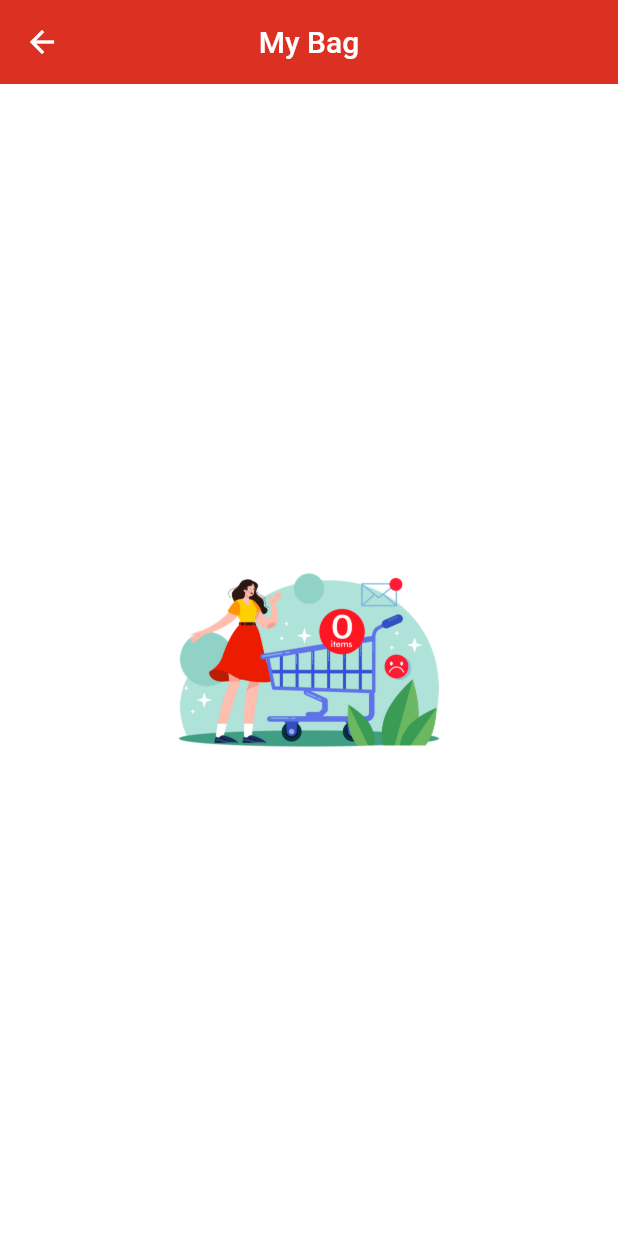
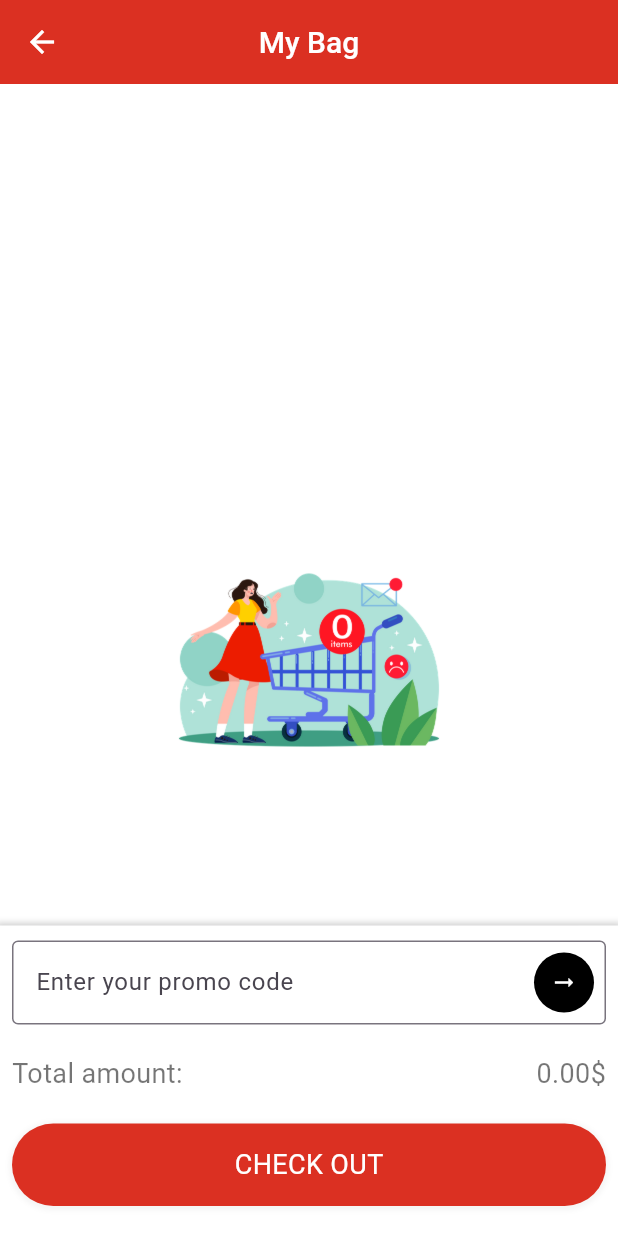
Before and after one commit to armaan277/PRODUCT-APP, a Flutter app: the BottomNavigation screen opened by its route, after a tap on an icon or button, on a phone screen of 412 x 824 dp. Run offline on Flutter 3.47's test engine with Material 3 defaults, Android fonts, the phone set to English and light mode, and no system bars; our stand-ins replace dots_indicator, flutter_slidable, geocoding, geolocator, google_fonts, shared_preferences; accounts and stored records are empty; network calls fail.

Commit message:
Completed Cart Feature Implementation With Express and Postgres SQL Get, Post, and Delete

```diff
--- a/lib/product_provider/product_provider.dart
+++ b/lib/product_provider/product_provider.dart
@@ -38,7 +38,7 @@ class ProductProvider extends ChangeNotifier {
   TextEditingController zipcodeController = TextEditingController();
   TextEditingController countryController = TextEditingController();
 
-  late final deleteCartProductId;
+  List<dynamic> cartResponse = [];
 
   Future<void> getProducts() async {
     // Response response = await get(Uri.parse('https://dummyjson.com/products?limit=194'));
@@ -54,7 +54,7 @@ class ProductProvider extends ChangeNotifier {
       products.add(Product.fromMap(mapResponse[i]));
     }
     isProductLoading = false;
-    getSFProducts();
+    // getSFProducts();
     notifyListeners();
   }
 
@@ -74,17 +74,17 @@ class ProductProvider extends ChangeNotifier {
     notifyListeners();
   }
 
-  void bagProductscountsInc() {
-    bagProductsCount++;
-    setSFProducts();
-    notifyListeners();
-  }
+  // void bagProductscountsInc() {
+  //   bagProductsCount++;
+  //   setSFProducts();
+  //   notifyListeners();
+  // }
 
-  void bagProductscountsDec() {
-    bagProductsCount--;
-    setSFProducts();
-    notifyListeners();
-  }
+  // void bagProductscountsDec() {
+  //   bagProductsCount--;
+  //   setSFProducts();
+  //   notifyListeners();
+  // }
 
   void removeProductFromBag(int index) {
     bagProducts.removeAt(index);
@@ -118,7 +118,7 @@ class ProductProvider extends ChangeNotifier {
     // debugPrint('jsonFavoriteProduct : $jsonFavoriteProduct');
     // prefs.setStringList('favorite', jsonFavoriteProduct);
     // prefs.setStringList('bag', jsonBagProducts);
-    prefs.setInt('bagProCount', bagProductsCount);
+    // prefs.setInt('bagProCount', bagProductsCount);
     prefs.setDouble('total', totalPrice);
 
     prefs.setString('name', nameController.text);
@@ -139,7 +139,7 @@ class ProductProvider extends ChangeNotifier {
     //         [];
     // bagProducts =
     //     jsonBagProducts?.map((json) => Product.fromJson(json)).toList() ?? [];
-    bagProductsCount = prefs.getInt('bagProCount') ?? 0;
+    // bagProductsCount = prefs.getInt('bagProCount') ?? 0;
     totalPrice = prefs.getDouble('total') ?? 0.0;
 
     nameController.text = prefs.getString('name') ?? '';
@@ -258,12 +258,13 @@ class ProductProvider extends ChangeNotifier {
       favoriteProducts = favouriteResponse
           .map((favoritePro) => Product.fromMap(favoritePro))
           .toList();
+      isProductLoading = false;
+      notifyListeners();
 
       debugPrint('favoriteProducts: $favoriteProducts');
     } else {
       debugPrint('Failed to load data');
     }
-    notifyListeners();
   }
 
   Future<void> postFavoriteData(Product favoriteProduct) async {
@@ -324,7 +325,7 @@ class ProductProvider extends ChangeNotifier {
   }
 
   // CART
-  void postCartsDataPG(Product bagProducts) {
+  void postCartData(Product bagProducts) {
     final url = Uri.parse('http://192.168.0.111:3000/cartproducts');
 
     final newTodo = {
@@ -345,27 +346,52 @@ class ProductProvider extends ChangeNotifier {
     notifyListeners();
   }
 
-  void getCartsDataPG(String userId) async {
-    // Only fetch data if the bagProducts is empty (to avoid overwriting data unnecessarily)
+  void getCartsData(String userId) async {
     final url = Uri.parse('http://192.168.0.111:3000/cartproducts/$userId');
     final response = await http.get(url);
     debugPrint('cartResponse: ${response.body}');
 
     if (response.statusCode == 200) {
-      final List<dynamic> cartResponse = jsonDecode(response.body);
-      debugPrint('cartResponse : ${cartResponse[0]['cart_product_id']}');
+      cartResponse = jsonDecode(response.body);
+      debugPrint('cartResponse : $cartResponse');
 
       // Map the response to a List<Product>
       bagProducts =
           cartResponse.map((cartPro) => Product.fromMap(cartPro)).toList();
+      isProductLoading = false;
+      notifyListeners();
+
+      // Debugging purpose: Print all cart product IDs
+      for (var product in cartResponse) {
+        debugPrint('Cart Product ID: ${product['cart_product_id']}');
+      }
     } else {
       debugPrint('Failed to load data');
     }
-    notifyListeners();
   }
 
-  void deleteCartDataPG(int id) async {
-    final url = Uri.parse('http://192.168.0.111:3000/cartproducts/$id');
-    http.delete(url);
+  void deleteCartData(int id) async {
+    final url =
+        Uri.parse('http://192.168.0.111:3000/cartproducts/$id');
+
+    try {
+      final response = await http.delete(url);
+      debugPrint('deleteCartResponse: ${response.body}');
+
+      if (response.statusCode == 200) {
+        // Remove the item from cartResponse after successful deletion
+        cartResponse.removeWhere(
+            (product) => product['cart_product_id'] == id);
+        debugPrint('cartResponse after deletion: $cartResponse');
+
+        // Optionally, remove from bagProducts (UI list)
+        bagProducts.removeWhere((product) => product.id == id);
+
+        // Notify listeners to update the UI
+        notifyListeners();
+      }
+    } catch (e) {
+      debugPrint('Error deleting cart item: $e');
+    }
   }
 }
--- a/lib/screens/product_cart_screen.dart
+++ b/lib/screens/product_cart_screen.dart
@@ -21,7 +21,7 @@ class _ProductCartScreenState extends State<ProductCartScreen> {
   @override
   void initState() {
     // context.read<ProductProvider>().setSFProducts();
-    context.read<ProductProvider>().getCartsDataPG(userUniqueId);
+    context.read<ProductProvider>().getCartsData(userUniqueId);
     super.initState();
   }
 
@@ -97,15 +97,25 @@ class _ProductCartScreenState extends State<ProductCartScreen> {
                     children: [
                       SlidableAction(
                         onPressed: (context) {
-                          providerRead.deleteCartDataPG(product.id);
-                          debugPrint('product.id : ${product.id}');
+                          // Assuming providerWatch.cartResponse is a list, not a single item
+                          final cartProductId = providerRead.cartResponse[index]
+                              ['cart_product_id'];
+
+                          debugPrint('cartProductId : $cartProductId');
+
+                          // Deleting the product from the cart data
+                          providerRead.deleteCartData(cartProductId);
+
+                          // Optionally, update the UI or list further:
                           providerRead.removeProductFromBag(index);
-                          providerRead.bagProductscountsDec();
+
+                          // Work Later On
+                          // providerRead.bagProductscountsDec();
                         },
                         foregroundColor: AppColor.appColor,
                         icon: Icons.delete,
                         label: 'Delete',
-                      ),
+                      )
                     ],
                   ),
                   child: Padding(
@@ -312,102 +322,101 @@ class _ProductCartScreenState extends State<ProductCartScreen> {
                 );
               },
             ),
-
-      // bottomSheet: Container(
-      //   decoration: BoxDecoration(
-      //     color: Colors.white,
-      //     boxShadow: [
-      //       BoxShadow(
-      //         color: Colors.grey.withOpacity(0.5),
-      //         spreadRadius: 3,
-      //         blurRadius: 3,
-      //         offset: const Offset(0, 1),
-      //       ),
-      //     ],
-      //   ),
-      //   child: Padding(
-      //     padding: const EdgeInsets.symmetric(horizontal: 8.0),
-      //     child: Column(
-      //       mainAxisSize: MainAxisSize.min,
-      //       children: [
-      //         SizedBox(height: 10),
-      //         TextField(
-      //           decoration: InputDecoration(
-      //             hintText: 'Enter your promo code',
-      //             suffixIcon: IconButton(
-      //               onPressed: () {},
-      //               icon: CircleAvatar(
-      //                 backgroundColor: Colors.black,
-      //                 child: Icon(
-      //                   Icons.arrow_right_alt_outlined,
-      //                   color: Colors.white,
-      //                 ),
-      //               ),
-      //             ),
-      //             isDense: true,
-      //             border: OutlineInputBorder(),
-      //           ),
-      //         ),
-      //         Row(
-      //           mainAxisAlignment: MainAxisAlignment.spaceBetween,
-      //           children: [
-      //             Text(
-      //               'Total amount:',
-      //               style: TextStyle(
-      //                 fontSize: 18,
-      //                 color: Colors.black54,
-      //               ),
-      //             ),
-      //             Padding(
-      //               padding: const EdgeInsets.symmetric(vertical: 20.0),
-      //               child: Text(
-      //                 '${providerWatch.totalPrice.toStringAsFixed(2)}\$',
-      //                 style: TextStyle(
-      //                   fontSize: 18,
-      //                   color: Colors.black54,
-      //                 ),
-      //               ),
-      //             ),
-      //           ],
-      //         ),
-      //         GestureDetector(
-      //           onTap: () {
-      //             Navigator.of(context)
-      //                 .push(MaterialPageRoute(builder: (context) {
-      //               return AddressScreen();
-      //             }));
-      //           },
-      //           child: Container(
-      //             margin: EdgeInsetsDirectional.only(bottom: 20.0),
-      //             height: 55,
-      //             width: double.infinity,
-      //             decoration: BoxDecoration(
-      //               boxShadow: [
-      //                 BoxShadow(
-      //                   color: Colors.grey.withOpacity(0.1),
-      //                   spreadRadius: 2,
-      //                   blurRadius: 2,
-      //                   offset: const Offset(0, 1),
-      //                 ),
-      //               ],
-      //               color: AppColor.appColor,
-      //               borderRadius: BorderRadius.circular(50.0),
-      //             ),
-      //             child: Center(
-      //               child: Text(
-      //                 'CHECK OUT',
-      //                 style: TextStyle(
-      //                   fontSize: 18,
-      //                   color: Colors.white,
-      //                 ),
-      //               ),
-      //             ),
-      //           ),
-      //         ),
-      //       ],
-      //     ),
-      //   ),
-      // ),
+      bottomSheet: Container(
+        decoration: BoxDecoration(
+          color: Colors.white,
+          boxShadow: [
+            BoxShadow(
+              color: Colors.grey.withOpacity(0.5),
+              spreadRadius: 3,
+              blurRadius: 3,
+              offset: const Offset(0, 1),
+            ),
+          ],
+        ),
+        child: Padding(
+          padding: const EdgeInsets.symmetric(horizontal: 8.0),
+          child: Column(
+            mainAxisSize: MainAxisSize.min,
+            children: [
+              SizedBox(height: 10),
+              TextField(
+                decoration: InputDecoration(
+                  hintText: 'Enter your promo code',
+                  suffixIcon: IconButton(
+                    onPressed: () {},
+                    icon: CircleAvatar(
+                      backgroundColor: Colors.black,
+                      child: Icon(
+                        Icons.arrow_right_alt_outlined,
+                        color: Colors.white,
+                      ),
+                    ),
+                  ),
+                  isDense: true,
+                  border: OutlineInputBorder(),
+                ),
+              ),
+              Row(
+                mainAxisAlignment: MainAxisAlignment.spaceBetween,
+                children: [
+                  Text(
+                    'Total amount:',
+                    style: TextStyle(
+                      fontSize: 18,
+                      color: Colors.black54,
+                    ),
+                  ),
+                  Padding(
+                    padding: const EdgeInsets.symmetric(vertical: 20.0),
+                    child: Text(
+                      '${providerWatch.totalPrice.toStringAsFixed(2)}\$',
+                      style: TextStyle(
+                        fontSize: 18,
+                        color: Colors.black54,
+                      ),
+                    ),
+                  ),
+                ],
+              ),
+              GestureDetector(
+                onTap: () {
+                  Navigator.of(context)
+                      .push(MaterialPageRoute(builder: (context) {
+                    return AddressScreen();
+                  }));
+                },
+                child: Container(
+                  margin: EdgeInsetsDirectional.only(bottom: 20.0),
+                  height: 55,
+                  width: double.infinity,
+                  decoration: BoxDecoration(
+                    boxShadow: [
+                      BoxShadow(
+                        color: Colors.grey.withOpacity(0.1),
+                        spreadRadius: 2,
+                        blurRadius: 2,
+                        offset: const Offset(0, 1),
+                      ),
+                    ],
+                    color: AppColor.appColor,
+                    borderRadius: BorderRadius.circular(50.0),
+                  ),
+                  child: Center(
+                    child: Text(
+                      'CHECK OUT',
+                      style: TextStyle(
+                        fontSize: 18,
+                        color: Colors.white,
+                      ),
+                    ),
+                  ),
+                ),
+              ),
+            ],
+          ),
+        ),
+      ),
     );
   }
 }
--- a/lib/widgets/container_button.dart
+++ b/lib/widgets/container_button.dart
@@ -32,9 +32,11 @@ class ContainerButtonState extends State<ContainerButton> {
           ),
           onPressed: () {
             if (!providerWatch.bagProducts.contains(widget.product)) {
-              providerRead.postCartsDataPG(widget.product);
+              providerRead.postCartData(widget.product);
               providerWatch.bagProducts.add(widget.product);
-              providerRead.bagProductscountsInc();
+
+              // Work Later On
+              // providerRead.bagProductscountsInc();
               providerRead.totalPriceBagItems();
             } else {
               Navigator.of(context).push(MaterialPageRoute(builder: (context) {
```
